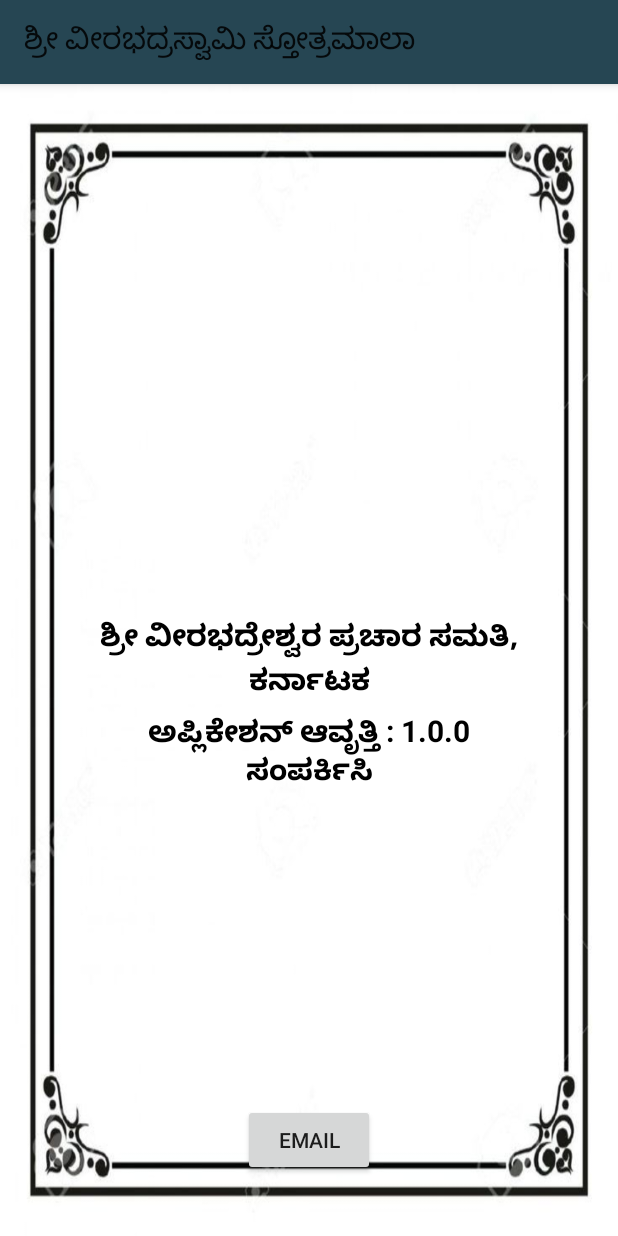
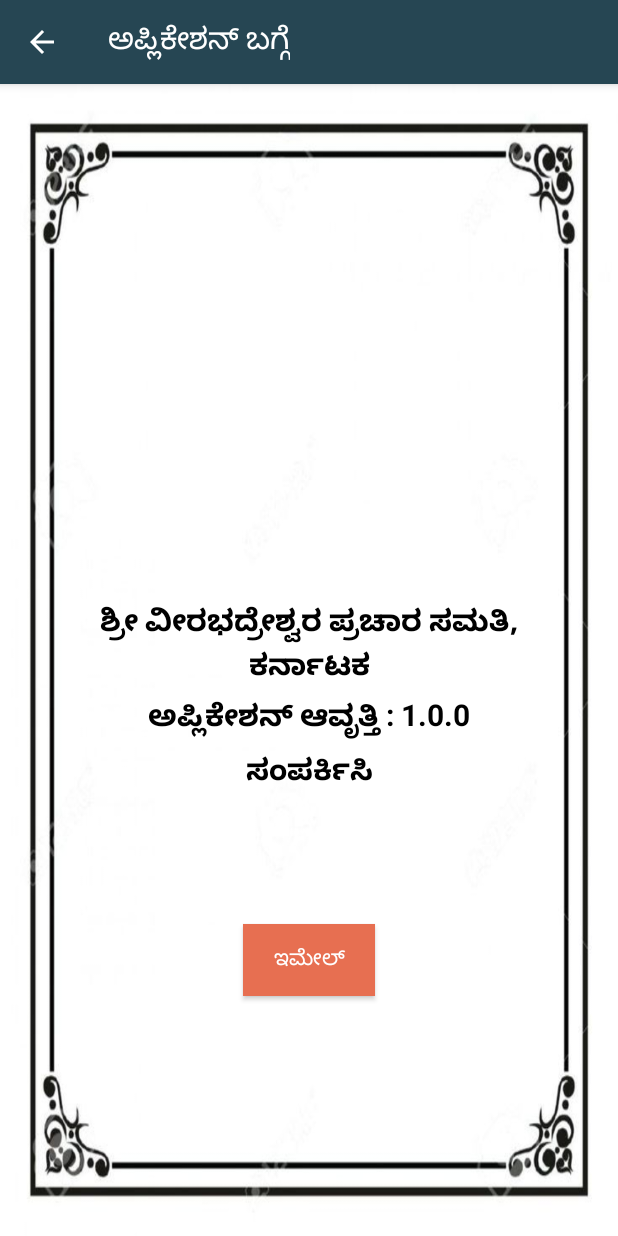
Before and after one commit to DeepakDG/VeerabhadraswamyKotlin, an Android app: the AboutScreen screen opened directly, with no data from a screen before it, on a phone screen of 412 x 824 dp. Run offline under Robolectric (Android 15) with nearby library versions, the phone set to English and light mode, and no system bars.

Commit message:
color updated

```diff
--- a/app/src/main/java/com/arka/veerabhadreshwaramantra/AboutScreen.kt
+++ b/app/src/main/java/com/arka/veerabhadreshwaramantra/AboutScreen.kt
@@ -1,5 +1,6 @@
 package com.arka.veerabhadreshwaramantra
 
+import android.content.Intent
 import android.os.Bundle
 import androidx.appcompat.app.AppCompatActivity
 
@@ -8,5 +9,15 @@ class AboutScreen : AppCompatActivity() {
     override fun onCreate(savedInstanceState: Bundle?) {
         super.onCreate(savedInstanceState)
         setContentView(R.layout.aboutscreen)
+
+        val actionbar = supportActionBar
+        //set actionbar title
+        actionbar!!.title = "ಅಪ್ಲಿಕೇಶನ್ ಬಗ್ಗೆ"
+        //set back button
+        actionbar.setDisplayHomeAsUpEnabled(true)
+    }
+
+    override fun onBackPressed() {
+        startActivity(Intent(this, MainActivity::class.java))
     }
 }
--- a/app/src/main/res/layout/aboutscreen.xml
+++ b/app/src/main/res/layout/aboutscreen.xml
@@ -15,6 +15,7 @@
         android:text="@string/about_head"
         android:textColor="@color/black"
         android:textSize="20sp"
+        android:layout_marginBottom="20dp"
         android:textStyle="bold"
         android:typeface="sans"
         app:layout_constraintBottom_toBottomOf="parent"
@@ -43,6 +44,7 @@
         android:layout_height="wrap_content"
         android:layout_marginTop="50dp"
         android:text="@string/app_version"
+        android:layout_marginBottom="20dp"
         android:textColor="@color/black"
         android:textSize="20sp"
         android:textStyle="bold"
@@ -58,8 +60,11 @@
         android:id="@+id/button"
         android:layout_width="wrap_content"
         android:layout_height="wrap_content"
-        android:text="email"
+        android:text="ಇಮೇಲ್"
+        android:background="@color/burnt_sienna"
+        android:textColor="@color/white"
         app:layout_constraintBottom_toBottomOf="parent"
         app:layout_constraintEnd_toEndOf="parent"
-        app:layout_constraintStart_toStartOf="parent" />
+        app:layout_constraintStart_toStartOf="parent"
+        app:layout_constraintTop_toBottomOf="@+id/textView3" />
 </androidx.constraintlayout.widget.ConstraintLayout>
--- a/app/src/main/res/layout/activity_main.xml
+++ b/app/src/main/res/layout/activity_main.xml
@@ -1,6 +1,5 @@
 <?xml version="1.0" encoding="utf-8"?>
-<androidx.coordinatorlayout.widget.CoordinatorLayout
-    xmlns:android="http://schemas.android.com/apk/res/android"
+<androidx.coordinatorlayout.widget.CoordinatorLayout xmlns:android="http://schemas.android.com/apk/res/android"
     xmlns:app="http://schemas.android.com/apk/res-auto"
     xmlns:tools="http://schemas.android.com/tools"
     android:layout_width="match_parent"
@@ -21,7 +20,7 @@
 
     <!--  </com.google.android.material.appbar.AppBarLayout>-->
 
-  <include layout="@layout/content_main"/>
+    <include layout="@layout/content_main" />
 
     <com.google.android.material.floatingactionbutton.FloatingActionButton
         android:id="@+id/fab"
@@ -30,6 +29,7 @@
         android:layout_gravity="bottom|end"
         android:layout_marginEnd="@dimen/fab_margin"
         android:layout_marginBottom="16dp"
+        android:backgroundTint="@color/jungle_green"
         app:srcCompat="@android:drawable/ic_menu_gallery" />
 
 </androidx.coordinatorlayout.widget.CoordinatorLayout>
--- a/app/src/main/res/layout/list_item_cardview.xml
+++ b/app/src/main/res/layout/list_item_cardview.xml
@@ -12,7 +12,7 @@
         android:layout_height="wrap_content"
         android:orientation="horizontal"
         android:padding="5dp"
-        android:background="@color/jungle_green">
+        android:background="@color/burnt_sienna">
 
         <ImageView
             android:id="@+id/imageview"
@@ -26,7 +26,7 @@
             android:layout_marginStart="10dp"
             android:layout_marginLeft="15dp"
             android:text="Item"
-            android:textColor="@color/yellow"
+            android:textColor="@color/white"
             android:textSize="20sp"
             android:textStyle="bold" />
 
--- a/app/src/main/res/values-night/themes.xml
+++ b/app/src/main/res/values-night/themes.xml
@@ -1,12 +1,15 @@
 <resources xmlns:tools="http://schemas.android.com/tools">
     <!-- Base application theme. -->
-    <style name="Theme.Veerabhadreshwaramantra" parent="Theme.AppCompat.Light">
+    <style name="Theme.Veerabhadreshwaramantra" parent="Theme.AppCompat">
         <!-- Primary brand color. -->
         ...
         <item name="colorPrimary">@color/blue_dianne</item>
         <item name="colorPrimaryVariant">@color/navy_900</item>
         <item name="colorSecondary">@color/green_300</item>
         <item name="colorSecondaryVariant">@color/green_500</item>
+        <item name="actionMenuTextColor">@color/white</item>
+        <item name="titleTextColor">@color/white</item>
+        <item name="colorControlNormal">@color/white</item>
         <!-- Customize your theme here. -->
     </style>
     <style name="Theme.Veerabhadreshwaramantra.NoActionBar">
--- a/app/src/main/res/values/themes.xml
+++ b/app/src/main/res/values/themes.xml
@@ -1,6 +1,6 @@
 <resources xmlns:tools="http://schemas.android.com/tools">
     <!-- Base application theme. -->
-    <style name="Theme.Veerabhadreshwaramantra" parent="Theme.AppCompat.Light">
+    <style name="Theme.Veerabhadreshwaramantra" parent="Theme.AppCompat">
         <!-- Primary brand color. -->
         <item name="colorPrimary">@color/blue_dianne</item>
         <item name="colorPrimaryVariant">@color/navy_900</item>
@@ -8,6 +8,9 @@
         <item name="colorSecondaryVariant">@color/green_500</item>
         <!-- Status bar color. -->
         <item name="android:statusBarColor" tools:targetApi="l">?attr/colorPrimaryVariant</item>
+        <item name="actionMenuTextColor">@color/white</item>
+
+        <item name="colorControlNormal">@color/white</item>
         <!-- Customize your theme here. -->
     </style>
 
```
Also changed, not shown: app/src/main/java/com/arka/veerabhadreshwaramantra/HomePage.java (+13 -0 lines). Lines whose indentation alone changed are shown as unchanged.
